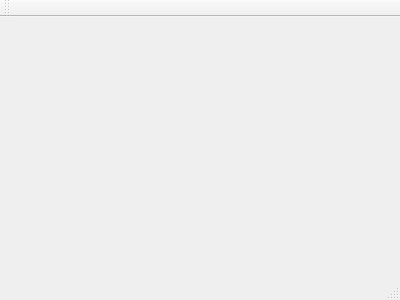
Old version of the form mainwindow.ui in the repository metanas/Champions.
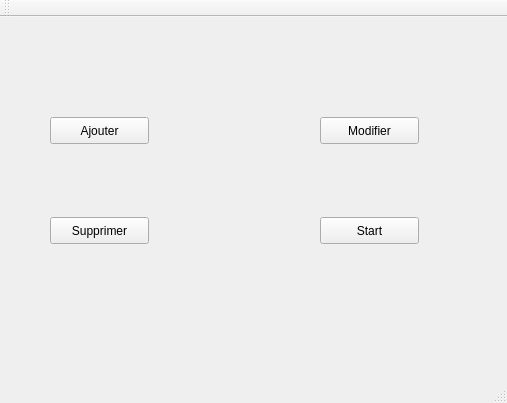
New version of the form.

```diff
--- a/mainwindow.ui
+++ b/mainwindow.ui
@@ -1,24 +1,92 @@
 <ui version="4.0">
  <class>MainWindow</class>
- <widget class="QMainWindow" name="MainWindow" >
-  <property name="geometry" >
+ <widget class="QMainWindow" name="MainWindow">
+  <property name="geometry">
    <rect>
     <x>0</x>
     <y>0</y>
-    <width>400</width>
-    <height>300</height>
+    <width>507</width>
+    <height>403</height>
    </rect>
   </property>
   <property name="windowTitle" >
    <string>MainWindow</string>
   </property>
-  <widget class="QMenuBar" name="menuBar" />
-  <widget class="QToolBar" name="mainToolBar" />
-  <widget class="QWidget" name="centralWidget" />
-  <widget class="QStatusBar" name="statusBar" />
+  <widget class="QWidget" name="centralWidget">
+   <widget class="QPushButton" name="pushButton">
+    <property name="geometry">
+     <rect>
+      <x>50</x>
+      <y>100</y>
+      <width>99</width>
+      <height>27</height>
+     </rect>
+    </property>
+    <property name="text">
+     <string>Ajouter</string>
+    </property>
+   </widget>
+   <widget class="QPushButton" name="pushButton_2">
+    <property name="geometry">
+     <rect>
+      <x>320</x>
+      <y>100</y>
+      <width>99</width>
+      <height>27</height>
+     </rect>
+    </property>
+    <property name="text">
+     <string>Modifier</string>
+    </property>
+   </widget>
+   <widget class="QPushButton" name="pushButton_3">
+    <property name="geometry">
+     <rect>
+      <x>50</x>
+      <y>200</y>
+      <width>99</width>
+      <height>27</height>
+     </rect>
+    </property>
+    <property name="text">
+     <string>Supprimer</string>
+    </property>
+   </widget>
+   <widget class="QPushButton" name="pushButton_4">
+    <property name="geometry">
+     <rect>
+      <x>320</x>
+      <y>200</y>
+      <width>99</width>
+      <height>27</height>
+     </rect>
+    </property>
+    <property name="text">
+     <string>Start</string>
+    </property>
+   </widget>
+  </widget>
+  <widget class="QMenuBar" name="menuBar">
+   <property name="geometry">
+    <rect>
+     <x>0</x>
+     <y>0</y>
+     <width>507</width>
+     <height>25</height>
+    </rect>
+   </property>
+  </widget>
+  <widget class="QToolBar" name="mainToolBar">
+   <attribute name="toolBarArea">
+    <enum>TopToolBarArea</enum>
+   </attribute>
+   <attribute name="toolBarBreak">
+    <bool>false</bool>
+   </attribute>
+  </widget>
+  <widget class="QStatusBar" name="statusBar"/>
  </widget>
- <layoutDefault spacing="6" margin="11" />
- <pixmapfunction></pixmapfunction>
+ <layoutdefault spacing="6" margin="11"/>
  <resources/>
  <connections/>
 </ui>
```
Left out of the diff: 3 changed lines with no effect on the pictures.
